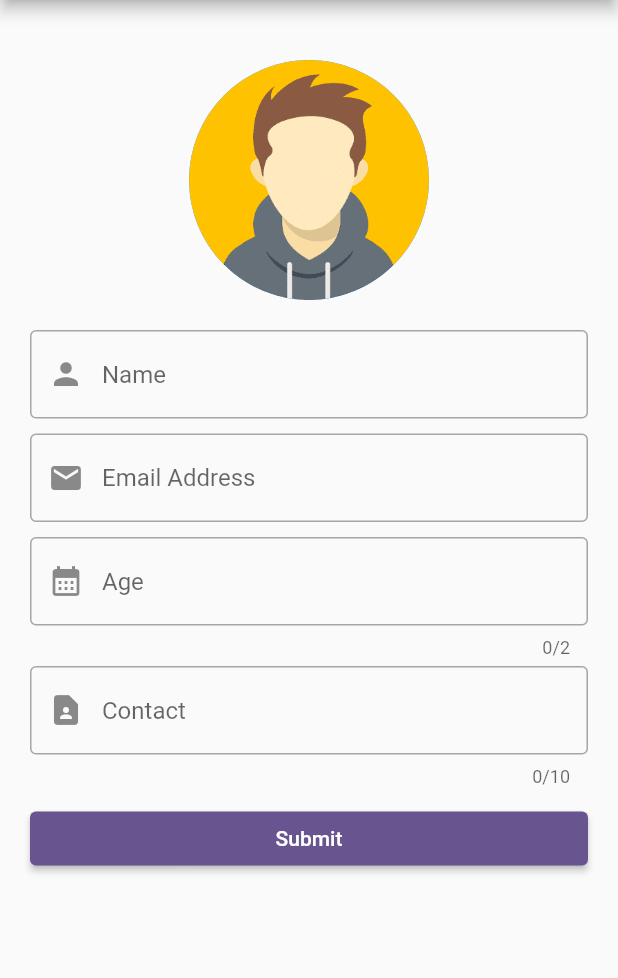
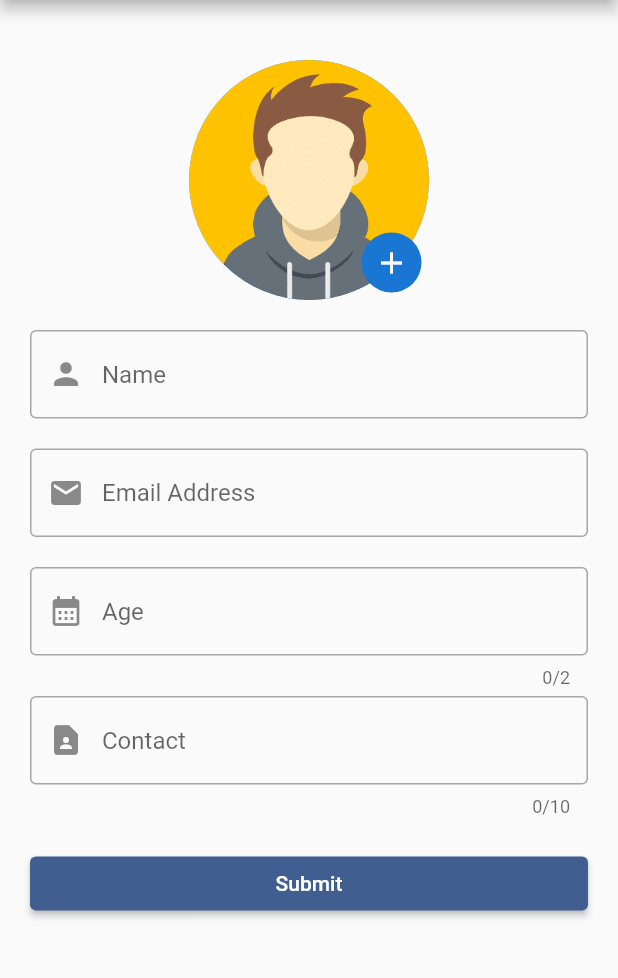
Before and after one commit to amaljosev/Student_App, a Flutter app: the ScreenAdd screen opened directly, on a phone screen of 412 x 824 dp, the part 84-1062 px from its top. Run offline on Flutter 3.47's test engine with Material 2 defaults, Android fonts, the phone set to English and light mode, and no system bars; our stand-ins replace hive, hive_flutter, image_picker; accounts and stored records are empty.

```diff
--- a/lib/core/constants.dart
+++ b/lib/core/constants.dart
@@ -1,5 +1,5 @@
 import 'package:flutter/material.dart';
-const Color scaffoldBackgroundColor=Colors.black;
+const Color scaffoldColor=Colors.black;
 const Color titleColor=Colors.white;
 final Color backgroundColor=Colors.blue.shade800;
 const  titleStyle=TextStyle(color: Colors.white,fontSize: 20,fontWeight: FontWeight.bold);
--- a/lib/main.dart
+++ b/lib/main.dart
@@ -5,7 +5,6 @@ import 'package:studentapp/screens/home_screen.dart';
 import 'core/provider/imageFunctions.dart';
 import 'core/provider/student_functions.dart';
 import 'models/student_model.dart';
-
 
 Future<void> main() async {
   WidgetsFlutterBinding.ensureInitialized();
@@ -22,7 +21,6 @@ class MyApp extends StatelessWidget {
   Widget build(BuildContext context) {
     return MultiProvider(
       providers: [
-
         ChangeNotifierProvider(
           create: (context) => StudentImage(),
         ),
@@ -32,7 +30,7 @@ class MyApp extends StatelessWidget {
       ],
       child: MaterialApp(
         theme: ThemeData(
-          colorScheme: ColorScheme.fromSeed(seedColor: Colors.deepPurple),
+          colorScheme: ColorScheme.fromSeed(seedColor: Colors.blue.shade800),
         ),
         debugShowCheckedModeBanner: false,
         home: const ScreenHome(),
--- a/lib/screens/add_student.dart
+++ b/lib/screens/add/add_student.dart
@@ -1,15 +1,11 @@
-import 'dart:io';
 import 'package:flutter/material.dart';
 import 'package:provider/provider.dart';
 import 'package:studentapp/core/constants.dart';
 import 'package:studentapp/core/provider/imageFunctions.dart';
 import 'package:studentapp/models/student_model.dart';
+import 'package:studentapp/screens/add/widgets/student_photo.dart';
 
-import '../core/provider/student_functions.dart';
-
-
-
-
+import '../../core/provider/student_functions.dart';
 
 class ScreenAdd extends StatelessWidget {
   ScreenAdd({super.key});
@@ -40,27 +36,7 @@ class ScreenAdd extends StatelessWidget {
                 const SizedBox(
                   height: 20,
                 ),
-                Consumer<StudentImage>(
-                  builder: (context, imageProvider, child) {
-                    final selectedImage = imageProvider.imgPath;
-                    return selectedImage == null
-                        ? GestureDetector(
-                            onTap: () => getimage(imageProvider),
-                            child: const CircleAvatar(
-                              radius: 80,
-                              backgroundImage:
-                                  AssetImage('lib/assests/avatar.png'),
-                            ),
-                          )
-                        : GestureDetector(
-                            onTap: () => getimage(imageProvider),
-                            child: CircleAvatar(
-                              radius: 80,
-                              backgroundImage: FileImage(File(selectedImage)),
-                            ),
-                          );
-                  },
-                ),
+                const StudentPhoto(),
                 const SizedBox(
                   height: 20,
                 ),
@@ -77,7 +53,7 @@ class ScreenAdd extends StatelessWidget {
                       : null,
                 ),
                 const SizedBox(
-                  height: 10,
+                  height: 20,
                 ),
                 TextFormField(
                   keyboardType: TextInputType.emailAddress,
@@ -92,7 +68,7 @@ class ScreenAdd extends StatelessWidget {
                       : null,
                 ),
                 const SizedBox(
-                  height: 10,
+                  height: 20,
                 ),
                 TextFormField(
                   keyboardType: TextInputType.number,
@@ -119,11 +95,11 @@ class ScreenAdd extends StatelessWidget {
                     border: OutlineInputBorder(),
                   ),
                   validator: (value) => nameController.text.isEmpty
-                      ? 'Name field is empty'
+                      ? 'Contact field is empty'
                       : null,
                 ),
                 const SizedBox(
-                  height: 10,
+                  height: 20,
                 ),
                 Consumer<StudentImage>(
                   builder: (context, value, child) => Consumer<StudentData>(
@@ -172,13 +148,9 @@ class ScreenAdd extends StatelessWidget {
     );
 
     data.addStudent(studentObject);
-    value.imgPath=null;
+    value.imgPath = null;
     Navigator.of(context).pop();
   }
 
   void isNotSuccess() {}
 }
-
-getimage(StudentImage value) async {
-  await value.getImage();
-}
--- /dev/null
+++ b/lib/screens/add/widgets/student_photo.dart
@@ -0,0 +1,52 @@
+import 'dart:io';
+
+import 'package:flutter/material.dart';
+import 'package:provider/provider.dart';
+
+import '../../../core/provider/imageFunctions.dart';
+
+class StudentPhoto extends StatelessWidget {
+  const StudentPhoto({
+    super.key,
+  });
+
+  @override
+  Widget build(BuildContext context) {
+    return Stack(
+      children: [
+        Consumer<StudentImage>(
+          builder: (context, imageProvider, child) {
+            final selectedImage = imageProvider.imgPath;
+            return selectedImage == null
+                ? GestureDetector(
+                    onTap: () => getimage(imageProvider),
+                    child: const CircleAvatar(
+                      radius: 80,
+                      backgroundImage:
+                          AssetImage('lib/assests/avatar.png'),
+                    ),
+                  )
+                : GestureDetector(
+                    onTap: () => getimage(imageProvider),
+                    child: CircleAvatar(
+                      radius: 80,
+                      backgroundImage:
+                          FileImage(File(selectedImage)),
+                    ),
+                  );
+          },
+        ),
+        const Positioned(
+            bottom: 5,
+            right: 5,
+            child: CircleAvatar(
+              child: Icon(Icons.add),
+            )),
+      ],
+    );
+  }
+}
+
+getimage(StudentImage value) async {
+  await value.getImage();
+}
--- a/lib/screens/screen_profile.dart
+++ b/lib/screens/profile/screen_profile.dart
@@ -2,8 +2,8 @@ import 'dart:io';
 import 'package:flutter/material.dart';
 import 'package:provider/provider.dart';
 import 'package:studentapp/core/provider/student_functions.dart';
-import 'package:studentapp/screens/edit_screen.dart';
-import '../core/constants.dart';
+import 'package:studentapp/screens/edit/edit_screen.dart';
+import '../../core/constants.dart';
 int? student;
 class ScreenProfile extends StatelessWidget {
   const ScreenProfile({Key? key, required this.index}) : super(key: key);
```
Also changed, not shown: lib/screens/edit/edit_screen.dart (renamed from lib/screens/edit_screen.dart, +12 -1 lines), lib/screens/home_screen.dart (+11 -9 lines).
